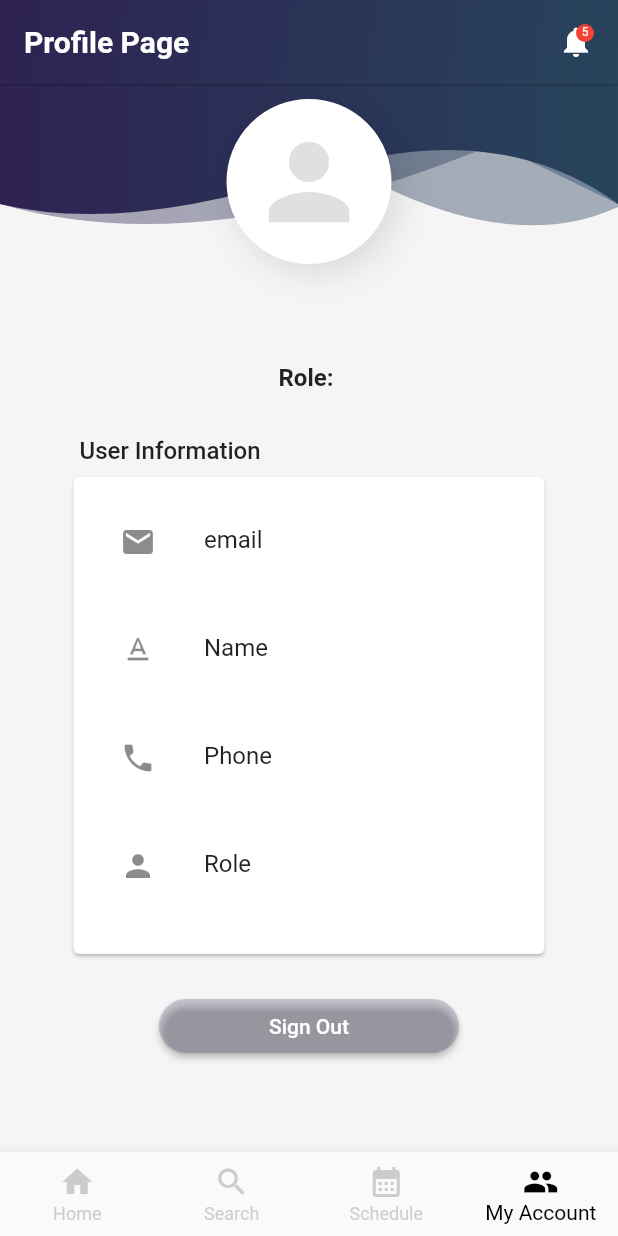
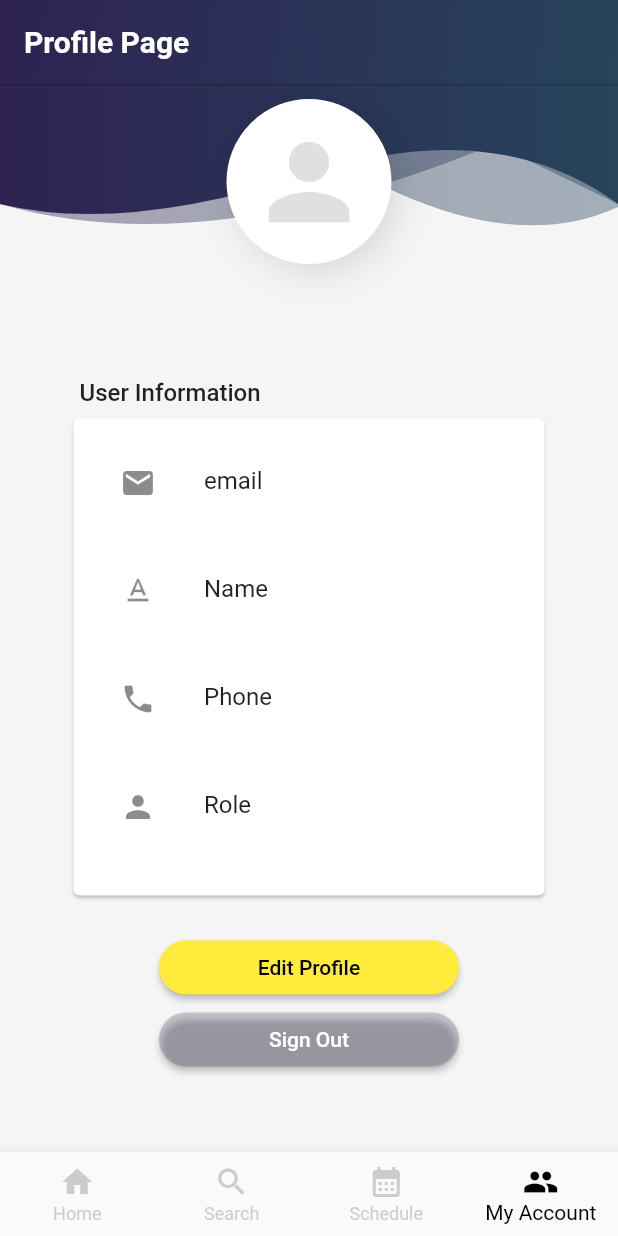
Before and after one commit to yasinthon04/TutorGo-Project, a Flutter app: the screen it shows once a user with an empty profile is signed in, item 4 of the bottom bar chosen, on a phone screen of 412 x 824 dp. Run offline on Flutter 3.47's test engine with Material 2 defaults, Android fonts, the phone set to English and light mode, and no system bars; our stand-ins replace cloud_firestore, firebase_auth, firebase_core, font_awesome_flutter, hexcolor; accounts and stored records are empty.

Commit message:
add update_profile page

```diff
--- a/lib/pages/navpage/account.dart
+++ b/lib/pages/navpage/account.dart
@@ -1,6 +1,7 @@
 import 'package:firebase_auth/firebase_auth.dart';
 import 'package:flutter/material.dart';
 import 'package:tutorgo/auth.dart';
+import 'package:tutorgo/pages/navpage/update_profile.dart';
 import 'package:tutorgo/pages/widget/header_widget.dart';
 import 'package:flutter/services.dart';
 import 'package:tutorgo/pages/login.dart';
@@ -54,11 +55,11 @@ class _AccountPageState extends State<AccountPage> {
                 '$fname $lname',
                 style: TextStyle(fontSize: 22, fontWeight: FontWeight.bold),
               ),
-              SizedBox(height: 20),
-              Text(
-                'Role: $role',
-                style: TextStyle(fontSize: 16, fontWeight: FontWeight.bold),
-              ),
+              // SizedBox(height: 20),
+              // Text(
+              //   'Role: $role',
+              //   style: TextStyle(fontSize: 16, fontWeight: FontWeight.bold),
+              // ),
               SizedBox(height: 10),
             ],
           );
@@ -168,41 +169,41 @@ class _AccountPageState extends State<AccountPage> {
                 Theme.of(context).hintColor,
               ])),
         ),
-        actions: [
-          Container(
-            margin: EdgeInsets.only(
-              top: 16,
-              right: 16,
-            ),
-            child: Stack(
-              children: <Widget>[
-                Icon(Icons.notifications),
-                Positioned(
-                  right: 0,
-                  child: Container(
-                    padding: EdgeInsets.all(1),
-                    decoration: BoxDecoration(
-                      color: Colors.red,
-                      borderRadius: BorderRadius.circular(6),
-                    ),
-                    constraints: BoxConstraints(
-                      minWidth: 12,
-                      minHeight: 12,
-                    ),
-                    child: Text(
-                      '5',
-                      style: TextStyle(
-                        color: Colors.white,
-                        fontSize: 8,
-                      ),
-                      textAlign: TextAlign.center,
-                    ),
-                  ),
-                )
-              ],
-            ),
-          )
-        ],
+        // actions: [
+        //   Container(
+        //     margin: EdgeInsets.only(
+        //       top: 16,
+        //       right: 16,
+        //     ),
+        //     child: Stack(
+        //       children: <Widget>[
+        //         Icon(Icons.notifications),
+        //         Positioned(
+        //           right: 0,
+        //           child: Container(
+        //             padding: EdgeInsets.all(1),
+        //             decoration: BoxDecoration(
+        //               color: Colors.red,
+        //               borderRadius: BorderRadius.circular(6),
+        //             ),
+        //             constraints: BoxConstraints(
+        //               minWidth: 12,
+        //               minHeight: 12,
+        //             ),
+        //             child: Text(
+        //               '5',
+        //               style: TextStyle(
+        //                 color: Colors.white,
+        //                 fontSize: 8,
+        //               ),
+        //               textAlign: TextAlign.center,
+        //             ),
+        //           ),
+        //         )
+        //       ],
+        //     ),
+        //   )
+        // ],
       ),
       // drawer: Drawer(
       //   child: Container(
@@ -476,6 +477,24 @@ class _AccountPageState extends State<AccountPage> {
                   SizedBox(
                     height: 10,
                   ),
+                  SizedBox(
+                    width: 200,
+                    child: ElevatedButton(
+                        onPressed: () {
+                          Navigator.push(
+                            context,
+                            MaterialPageRoute(builder: (context) => updateProfilePage()),
+                          );
+                        },
+                        style: ElevatedButton.styleFrom(
+                            backgroundColor: Colors.yellow,
+                            side: BorderSide.none,
+                            shape: const StadiumBorder()),
+                        child: const Text(
+                          'Edit Profile',
+                          style: TextStyle(color: Colors.black),
+                        )),
+                  ),
                   _signOutButton(),
                 ],
               ),
```
Also changed, not shown: lib/pages/navpage/update_profile.dart (added, +218 -0 lines).
